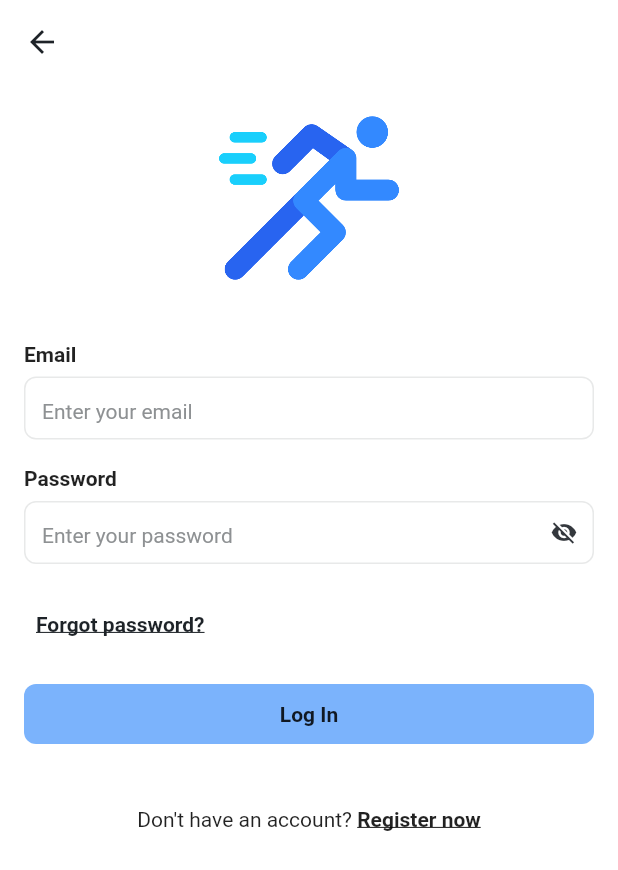
After one commit to DATN-LYN/app-user-fitness, a Flutter app: the LoginPage screen opened by its route, on a phone screen of 412 x 824 dp. The commit adds this screen. Shown: the top 870 px of the screen. Run offline on Flutter 3.47's test engine with Material 2 defaults, Android fonts, the phone set to English and light mode, and no system bars; drawn by our look-alikes of flutter_form_builder, touchable_opacity; our stand-ins replace auto_route, flutter_spinkit, form_builder_validators, freezed_annotation, get_it, hive and 2 more; accounts and stored records are empty.

Commit message:
feat/login: add login ui

```diff
--- a/fitness_app/lib/global/gen/assets.gen.dart
+++ b/fitness_app/lib/global/gen/assets.gen.dart
@@ -21,8 +21,11 @@ class $AssetsImagesGen {
   /// File path: assets/images/intro3.jpg
   AssetGenImage get intro3 => const AssetGenImage('assets/images/intro3.jpg');
 
+  /// File path: assets/images/running.png
+  AssetGenImage get running => const AssetGenImage('assets/images/running.png');
+
   /// List of all assets
-  List<AssetGenImage> get values => [intro1, intro2, intro3];
+  List<AssetGenImage> get values => [intro1, intro2, intro3, running];
 }
 
 class Assets {
--- a/fitness_app/lib/global/gen/i18n.dart
+++ b/fitness_app/lib/global/gen/i18n.dart
@@ -38,10 +38,32 @@ class I18n implements WidgetsLocalizations {
 	List<String> get onboard_Title => ["JOIN US", "DAILY WORKOUT", "SET DIET PLAN"];
 	/// ["Our teams with iconic athletes & sport brands to build the future of fitness", "Workout plans designed to  help you achieve your everyday fitness goals and plan", "Before you begin designing your own diet plan, some self-reflection is in order"]
 	List<String> get onboard_Description => ["Our teams with iconic athletes & sport brands to build the future of fitness", "Workout plans designed to  help you achieve your everyday fitness goals and plan", "Before you begin designing your own diet plan, some self-reflection is in order"];
-	/// ["Tham gia cùng chúng tôi", "Tập luyện hàng ngày", "Lập kế hoạch ăn kiêng"]
-	List<String> get title => ["Tham gia cùng chúng tôi", "Tập luyện hàng ngày", "Lập kế hoạch ăn kiêng"];
-	/// ["Với các vận động viên và thương hiệu thể thao hàng đầu nhằm xây dựng tương lai của tập luyện thể dục", "Các kế hoạch tập luyện được thiết kế để giúp bạn đạt được các mục tiêu của mình", "Trước khi bạn bắt đầu thiết kế kế hoạch ăn kiêng của riêng mình, hãy tự kiểm điểm bản thân"]
-	List<String> get description => ["Với các vận động viên và thương hiệu thể thao hàng đầu nhằm xây dựng tương lai của tập luyện thể dục", "Các kế hoạch tập luyện được thiết kế để giúp bạn đạt được các mục tiêu của mình", "Trước khi bạn bắt đầu thiết kế kế hoạch ăn kiêng của riêng mình, hãy tự kiểm điểm bản thân"];
+	/// "Email"
+	String get login_Email => "Email";
+	/// "Password"
+	String get login_Password => "Password";
+	/// "Enter your email"
+	String get login_EmailHint => "Enter your email";
+	/// "Enter your password"
+	String get login_PasswordHint => "Enter your password";
+	/// "Forgot password?"
+	String get login_ForgotPassword => "Forgot password?";
+	/// "Or log in with"
+	String get login_OrLogInWith => "Or log in with";
+	/// "Don't have an account? "
+	String get login_DoNotHaveAnAccount => "Don't have an account? ";
+	/// "Register now"
+	String get login_RegisterNow => "Register now";
+	/// "Log In"
+	String get login_LogIn => "Log In";
+	/// "Email is invalid"
+	String get login_EmailNotValid => "Email is invalid";
+	/// "Email is required"
+	String get login_EmailIsRequired => "Email is required";
+	/// "Password must be at least 6 characters"
+	String get login_PasswordMustBeAtLeastSixCharacters => "Password must be at least 6 characters";
+	/// "Password is required"
+	String get login_PasswordIsRequired => "Password is required";
 }
 class _I18n_en_US extends I18n {
   const _I18n_en_US();
@@ -56,6 +78,51 @@ class _I18n_vi_VN extends I18n {
 	/// "Tiếp tục"
 	@override
 	String get button_Next => "Tiếp tục";
+	/// ["Tham gia cùng chúng tôi", "Tập luyện hàng ngày", "Lập kế hoạch ăn kiêng"]
+	@override
+	List<String> get onboard_Title => ["Tham gia cùng chúng tôi", "Tập luyện hàng ngày", "Lập kế hoạch ăn kiêng"];
+	/// ["Với các vận động viên và thương hiệu thể thao hàng đầu nhằm xây dựng tương lai của tập luyện thể dục", "Các kế hoạch tập luyện được thiết kế để giúp bạn đạt được các mục tiêu của mình", "Trước khi bạn bắt đầu thiết kế kế hoạch ăn kiêng của riêng mình, hãy tự kiểm điểm bản thân"]
+	@override
+	List<String> get onboard_Description => ["Với các vận động viên và thương hiệu thể thao hàng đầu nhằm xây dựng tương lai của tập luyện thể dục", "Các kế hoạch tập luyện được thiết kế để giúp bạn đạt được các mục tiêu của mình", "Trước khi bạn bắt đầu thiết kế kế hoạch ăn kiêng của riêng mình, hãy tự kiểm điểm bản thân"];
+	/// "Email"
+	@override
+	String get login_Email => "Email";
+	/// "Mật khẩu"
+	@override
+	String get login_Password => "Mật khẩu";
+	/// "Nhập email của bạn"
+	@override
+	String get login_EmailHint => "Nhập email của bạn";
+	/// "Nhập mật khẩu của bạn"
+	@override
+	String get login_PasswordHint => "Nhập mật khẩu của bạn";
+	/// "Quên mật khẩu?"
+	@override
+	String get login_ForgotPassword => "Quên mật khẩu?";
+	/// "Hoặc đăng nhập bằng"
+	@override
+	String get login_OrLogInWith => "Hoặc đăng nhập bằng";
+	/// "Chưa có tài khoản? "
+	@override
+	String get login_DoNotHaveAnAccount => "Chưa có tài khoản? ";
+	/// "Đăng ký"
+	@override
+	String get login_RegisterNow => "Đăng ký";
+	/// "Đăng Nhập"
+	@override
+	String get login_LogIn => "Đăng Nhập";
+	/// "Email không hợp lệ"
+	@override
+	String get login_EmailNotValid => "Email không hợp lệ";
+	/// "Email bắt buộc"
+	@override
+	String get login_EmailIsRequired => "Email bắt buộc";
+	/// "Mật khẩu phải dài tối thiểu 6 ký tự"
+	@override
+	String get login_PasswordMustBeAtLeastSixCharacters => "Mật khẩu phải dài tối thiểu 6 ký tự";
+	/// "Mật khẩu bắt buộc"
+	@override
+	String get login_PasswordIsRequired => "Mật khẩu bắt buộc";
 }
 class GeneratedLocalizationsDelegate extends LocalizationsDelegate<WidgetsLocalizations> {
   const GeneratedLocalizationsDelegate();
--- a/fitness_app/lib/global/routers/app_router.dart
+++ b/fitness_app/lib/global/routers/app_router.dart
@@ -1,4 +1,5 @@
 import 'package:auto_route/auto_route.dart';
+import 'package:fitness_app/modules/login/login_page.dart';
 import 'package:fitness_app/modules/splash/splash_page.dart';
 import 'package:flutter/material.dart';
 
@@ -13,6 +14,7 @@ part 'app_router.gr.dart';
     AutoRoute(page: SplashPage, initial: true),
     AutoRoute(page: OnBoardPage),
     AutoRoute(page: MainPage),
+    AutoRoute(page: LoginPage),
   ],
 )
 class AppRouter extends _$AppRouter {}
--- /dev/null
+++ b/fitness_app/lib/global/widgets/label.dart
@@ -0,0 +1,33 @@
+import 'package:flutter/material.dart';
+
+import '../themes/app_colors.dart';
+
+class Label extends StatelessWidget {
+  const Label(
+    this.data, {
+    Key? key,
+    this.isRequired = false,
+  }) : super(key: key);
+
+  final String data;
+  final bool isRequired;
+
+  @override
+  Widget build(BuildContext context) {
+    return Padding(
+      padding: const EdgeInsets.only(bottom: 7, top: 18),
+      child: Text.rich(
+        TextSpan(
+          text: data,
+          style: const TextStyle(fontWeight: FontWeight.w600),
+          children: [
+            TextSpan(
+              text: isRequired ? ' *' : '',
+              style: const TextStyle(color: AppColors.error),
+            ),
+          ],
+        ),
+      ),
+    );
+  }
+}
--- a/fitness_app/lib/modules/intro/onboard_page.dart
+++ b/fitness_app/lib/modules/intro/onboard_page.dart
@@ -1,10 +1,10 @@
 import 'package:auto_route/auto_route.dart';
 import 'package:fitness_app/global/gen/assets.gen.dart';
-import 'package:fitness_app/global/routers/app_router.dart';
 import 'package:flutter/material.dart';
 import 'package:smooth_page_indicator/smooth_page_indicator.dart';
 
 import '../../global/gen/i18n.dart';
+import '../../global/routers/app_router.dart';
 import '../../global/themes/app_colors.dart';
 import '../../global/widgets/elevated_button_opacity.dart';
 
@@ -66,7 +66,7 @@ class _OnBoardPageState extends State<OnBoardPage> {
                     onTap: () {
                       if (pageController.page! >= onboardImages.length - 1) {
                         AutoRouter.of(context).replaceAll(
-                          [const MainRoute()],
+                          [const LoginRoute()],
                         );
                       } else {
                         pageController.nextPage(
--- /dev/null
+++ b/fitness_app/lib/modules/login/login_page.dart
@@ -0,0 +1,177 @@
+import 'package:flutter/gestures.dart';
+import 'package:flutter/material.dart';
+import 'package:flutter_form_builder/flutter_form_builder.dart';
+import 'package:form_builder_validators/form_builder_validators.dart';
+
+import '../../global/gen/assets.gen.dart';
+import '../../global/gen/i18n.dart';
+import '../../global/themes/app_colors.dart';
+import '../../global/widgets/elevated_button_opacity.dart';
+import '../../global/widgets/label.dart';
+
+class LoginPage extends StatefulWidget {
+  const LoginPage({super.key});
+
+  @override
+  State<LoginPage> createState() => _LoginPageState();
+}
+
+class _LoginPageState extends State<LoginPage> {
+  final formKey = GlobalKey<FormBuilderState>();
+  bool passwordObscure = true;
+  bool isLoading = false;
+
+  void login() {}
+
+  @override
+  Widget build(BuildContext context) {
+    final i18n = I18n.of(context)!;
+
+    return Scaffold(
+      appBar: AppBar(elevation: 0),
+      body: FormBuilder(
+        key: formKey,
+        child: GestureDetector(
+          onTapDown: (_) => FocusManager.instance.primaryFocus?.unfocus(),
+          child: ListView(padding: const EdgeInsets.all(16), children: [
+            Assets.images.running.image(width: 120, height: 120),
+            const SizedBox(height: 18),
+            Label(i18n.login_Email),
+            FormBuilderTextField(
+              name: 'email',
+              enabled: !isLoading,
+              autovalidateMode: AutovalidateMode.onUserInteraction,
+              validator: FormBuilderValidators.compose(
+                [
+                  FormBuilderValidators.required(
+                    errorText: i18n.login_EmailIsRequired,
+                  ),
+                  FormBuilderValidators.email(
+                    errorText: i18n.login_EmailNotValid,
+                  ),
+                ],
+              ),
+              decoration: InputDecoration(
+                hintText: i18n.login_EmailHint,
+                filled: true,
+                fillColor: isLoading ? AppColors.grey6 : AppColors.white,
+              ),
+              keyboardType: TextInputType.emailAddress,
+              textInputAction: TextInputAction.next,
+              autocorrect: false,
+            ),
+            Label(i18n.login_Password),
+            FormBuilderTextField(
+              name: 'password',
+              enabled: !isLoading,
+              obscureText: passwordObscure,
+              validator: FormBuilderValidators.compose(
+                [
+                  FormBuilderValidators.required(
+                    errorText: i18n.login_PasswordIsRequired,
+                  ),
+                  FormBuilderValidators.minLength(
+                    6,
+                    errorText: i18n.login_PasswordMustBeAtLeastSixCharacters,
+                  )
+                ],
+              ),
+              autovalidateMode: AutovalidateMode.onUserInteraction,
+              decoration: InputDecoration(
+                filled: true,
+                fillColor: isLoading ? AppColors.grey6 : AppColors.white,
+                hintText: i18n.login_PasswordHint,
+                suffixIconConstraints: const BoxConstraints(),
+                suffixIcon: SizedBox.square(
+                  dimension: 40,
+                  child: IconButton(
+                    onPressed: () => setState(() {
+                      passwordObscure = !passwordObscure;
+                    }),
+                    icon: Icon(
+                      passwordObscure ? Icons.visibility_off : Icons.visibility,
+                      color: AppColors.grey2,
+                    ),
+                  ),
+                ),
+              ),
+              onSubmitted: (_) => login(),
+              autocorrect: false,
+            ),
+            const SizedBox(height: 16),
+            Align(
+              alignment: Alignment.centerLeft,
+              child: TextButton(
+                onPressed: () {
+                  //TODO: forgot pass route
+                },
+                child: Text(i18n.login_ForgotPassword),
+              ),
+            ),
+            const SizedBox(height: 16),
+            ElevatedButtonOpacity(
+              onTap: isLoading ? null : login,
+              loading: isLoading,
+              label: i18n.login_LogIn,
+            ),
+            // const SizedBox(height: 24),
+            // Row(
+            //   children: [
+            //     const Expanded(child: Divider(endIndent: 12)),
+            //     Text(
+            //       i18n.login_OrLogInWith,
+            //       textAlign: TextAlign.center,
+            //     ),
+            //     const Expanded(child: Divider(indent: 12)),
+            //   ],
+            // ),
+            // const SizedBox(height: 24),
+            // Row(
+            //   mainAxisAlignment: MainAxisAlignment.spaceEvenly,
+            //   children: [
+            //     BorderIconSocial(
+            //       child: InkWell(
+            //         onTap: isLoading ? null : loginWithFacebook,
+            //         child: Assets.icons.facebook.svg(),
+            //       ),
+            //     ),
+            //     if (Platform.isIOS)
+            //       BorderIconSocial(
+            //         child: InkWell(
+            //           onTap: isLoading ? null : loginWithApple,
+            //           child: Assets.icons.apple.svg(),
+            //         ),
+            //       ),
+            //     BorderIconSocial(
+            //       padding: const EdgeInsets.all(0),
+            //       child: InkWell(
+            //         onTap: isLoading ? null : loginWithGoogle,
+            //         child: Assets.icons.google.svg(),
+            //       ),
+            //     ),
+            //   ],
+            // ),
+            const SizedBox(height: 42),
+            Text.rich(
+              TextSpan(
+                text: i18n.login_DoNotHaveAnAccount,
+                children: [
+                  TextSpan(
+                      text: i18n.login_RegisterNow,
+                      style: const TextStyle(
+                        fontWeight: FontWeight.w600,
+                        decoration: TextDecoration.underline,
+                      ),
+                      recognizer: TapGestureRecognizer()
+                      //..onTap = () => context.pushRoute(const SignupRoute()),
+                      ),
+                ],
+              ),
+              textAlign: TextAlign.center,
+            ),
+          ]),
+        ),
+      ),
+    );
+  }
+}
--- a/fitness_app/pubspec.yaml
+++ b/fitness_app/pubspec.yaml
@@ -48,6 +48,7 @@ dependencies:
   hive_generator: ^2.0.0
   provider: ^6.0.5
   get_it: ^7.2.0
+  flutter_form_builder: ^7.7.0
 
 dev_dependencies:
   flutter_test:
```
Also changed, not shown: fitness_app/assets/locales/en-US.json (+16 -1 lines), fitness_app/assets/locales/vi-VN.json (+18 -1 lines), fitness_app/lib/global/themes/app_themes.dart (+57 -4 lines), fitness_app/assets/images/running.png (added), fitness_app/lib/global/routers/app_router.gr.dart, fitness_app/pubspec.lock.
